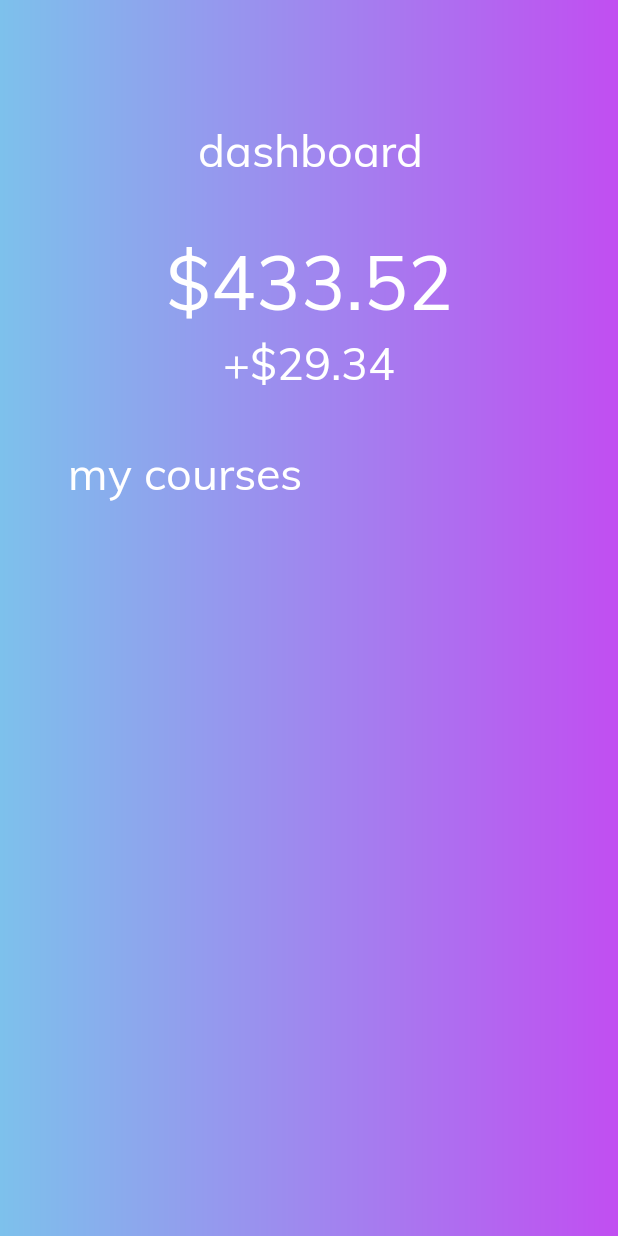
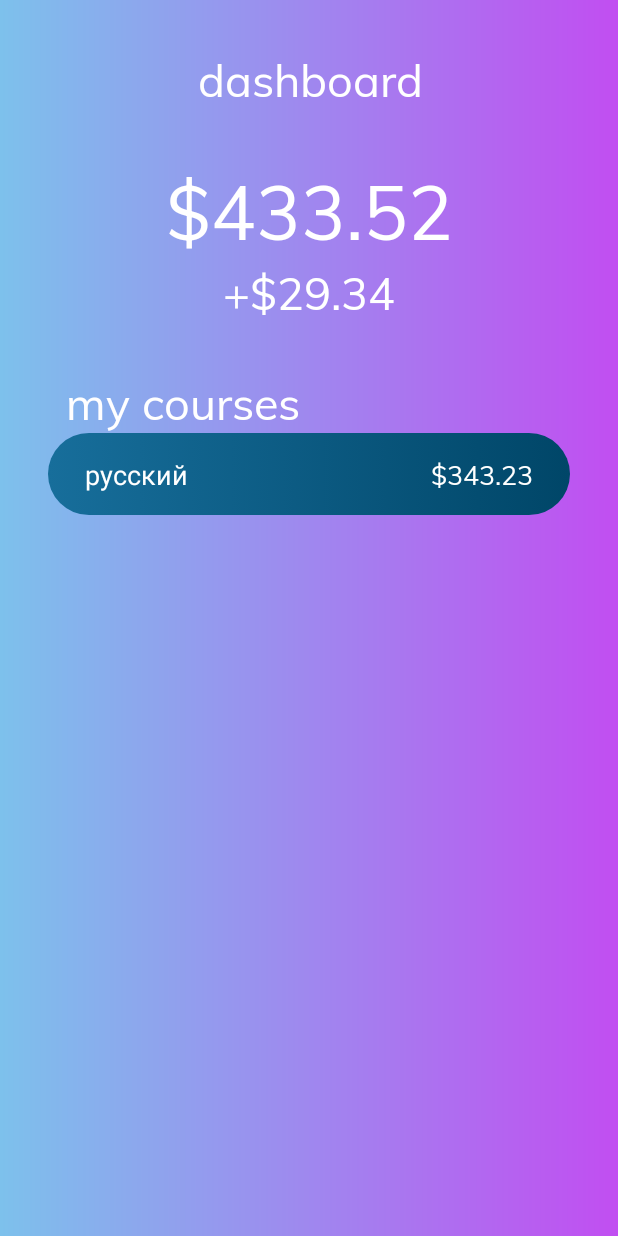
Before and after one commit to harrysullivan235345/langsy-client, an Android app: the DashboardActivity screen opened directly, with no data from a screen before it, on a phone screen of 412 x 824 dp. Run offline under Robolectric (Android 15) with nearby library versions, the phone set to English and light mode, and no system bars.

Commit message:
course list ui

```diff
--- a/app/src/main/AndroidManifest.xml
+++ b/app/src/main/AndroidManifest.xml
@@ -9,7 +9,8 @@
         android:roundIcon="@mipmap/ic_launcher_round"
         android:supportsRtl="true"
         android:theme="@style/AppTheme">
-        <activity android:name=".CourseLabel"></activity>
+        <activity android:name=".Test"></activity>
+        <activity android:name=".CourseLabel" />
         <activity android:name=".DashboardActivity" />
         <activity android:name=".MainActivity">
             <intent-filter>
--- a/app/src/main/java/ga/harrysullivan/langsy/DashboardActivity.kt
+++ b/app/src/main/java/ga/harrysullivan/langsy/DashboardActivity.kt
@@ -1,8 +1,14 @@
 package ga.harrysullivan.langsy
 
+import android.content.Context
 import androidx.appcompat.app.AppCompatActivity
 import android.os.Bundle
 import android.view.LayoutInflater
+import android.view.View
+import android.view.ViewGroup
+import android.widget.*
+import androidx.constraintlayout.widget.ConstraintLayout
+import ga.harrysullivan.langsy.adapters.CourseListAdapter
 
 class DashboardActivity : AppCompatActivity() {
 
@@ -10,5 +16,14 @@ class DashboardActivity : AppCompatActivity() {
         super.onCreate(savedInstanceState)
         setContentView(R.layout.activity_dashboard)
 
+        val inflater = this.layoutInflater
+        val main = findViewById<LinearLayout>(R.id.dashboard_courselist)
+
+        val courseLabel = inflater.inflate(R.layout.course_label, main, false)
+        main.addView(courseLabel)
+
+//        val listView = findViewById<ListView>(R.id.dashboard_course_list)
+//        listView.adapter = CourseListAdapter(this)
+//        listView.setDivider(null)
     }
 }
--- /dev/null
+++ b/app/src/main/java/ga/harrysullivan/langsy/adapters/CourseListAdapter.kt
@@ -0,0 +1,5 @@
+package ga.harrysullivan.langsy.adapters
+
+class CourseListAdapter() {
+
+}
--- a/app/src/main/res/layout/activity_dashboard.xml
+++ b/app/src/main/res/layout/activity_dashboard.xml
@@ -8,16 +8,15 @@
     tools:context=".DashboardActivity">
 
     <ScrollView
-        android:layout_width="409dp"
-        android:layout_height="729dp"
-        android:layout_marginBottom="2dp"
-        app:layout_constraintBottom_toBottomOf="parent"
+        android:id="@+id/dashboard_scrollview"
+        android:layout_width="0dp"
+        android:layout_height="wrap_content"
+        android:fillViewport="true"
         app:layout_constraintEnd_toEndOf="parent"
         app:layout_constraintStart_toStartOf="parent"
         app:layout_constraintTop_toTopOf="parent">
 
         <androidx.constraintlayout.widget.ConstraintLayout
-            android:id="@+id/linearLayout"
             android:layout_width="match_parent"
             android:layout_height="wrap_content">
 
@@ -75,6 +74,22 @@
                 app:layout_constraintStart_toStartOf="parent"
                 app:layout_constraintTop_toBottomOf="@+id/textView6" />
 
+            <LinearLayout
+                android:id="@+id/dashboard_courselist"
+                android:layout_width="0dp"
+                android:layout_height="wrap_content"
+                android:layout_marginStart="32dp"
+                android:layout_marginLeft="32dp"
+                android:layout_marginEnd="32dp"
+                android:layout_marginRight="32dp"
+                android:orientation="vertical"
+                app:layout_constraintEnd_toEndOf="parent"
+                app:layout_constraintStart_toStartOf="parent"
+                app:layout_constraintTop_toBottomOf="@+id/textView7"></LinearLayout>
+
+
         </androidx.constraintlayout.widget.ConstraintLayout>
     </ScrollView>
+
+
 </androidx.constraintlayout.widget.ConstraintLayout>
--- a/app/src/main/res/layout/activity_course_label.xml
+++ b/app/src/main/res/layout/course_label.xml
@@ -4,11 +4,10 @@
     xmlns:tools="http://schemas.android.com/tools"
     android:layout_width="match_parent"
     android:layout_height="wrap_content"
-    android:background="@drawable/course_label"
-    tools:context=".CourseLabel">
+    android:background="@drawable/course_label">
 
     <TextView
-        android:id="@+id/textView4"
+        android:id="@+id/course_label_language"
         android:layout_width="wrap_content"
         android:layout_height="wrap_content"
         android:text="русский"
@@ -19,7 +18,7 @@
         app:layout_constraintTop_toTopOf="parent" />
 
     <TextView
-        android:id="@+id/textView8"
+        android:id="@+id/course_label_cash"
         android:layout_width="wrap_content"
         android:layout_height="wrap_content"
         android:text="$343.23"
```
Also changed, not shown: app/src/main/java/ga/harrysullivan/langsy/CourseLabel.kt (deleted, +0 -12 lines), app/src/main/java/ga/harrysullivan/langsy/MainActivity.kt (+7 -0 lines), app/src/main/java/ga/harrysullivan/langsy/Test.kt (added, +22 -0 lines), app/src/main/java/ga/harrysullivan/langsy/shared_components/NonScrollListView.kt (added, +28 -0 lines), app/src/main/res/layout/activity_test.xml (added, +18 -0 lines).
